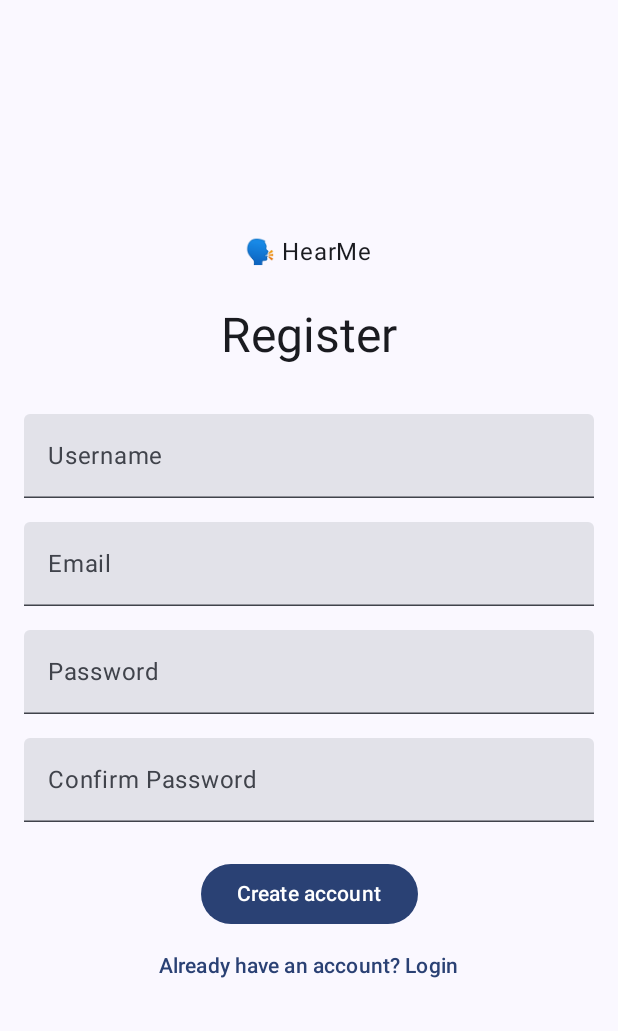
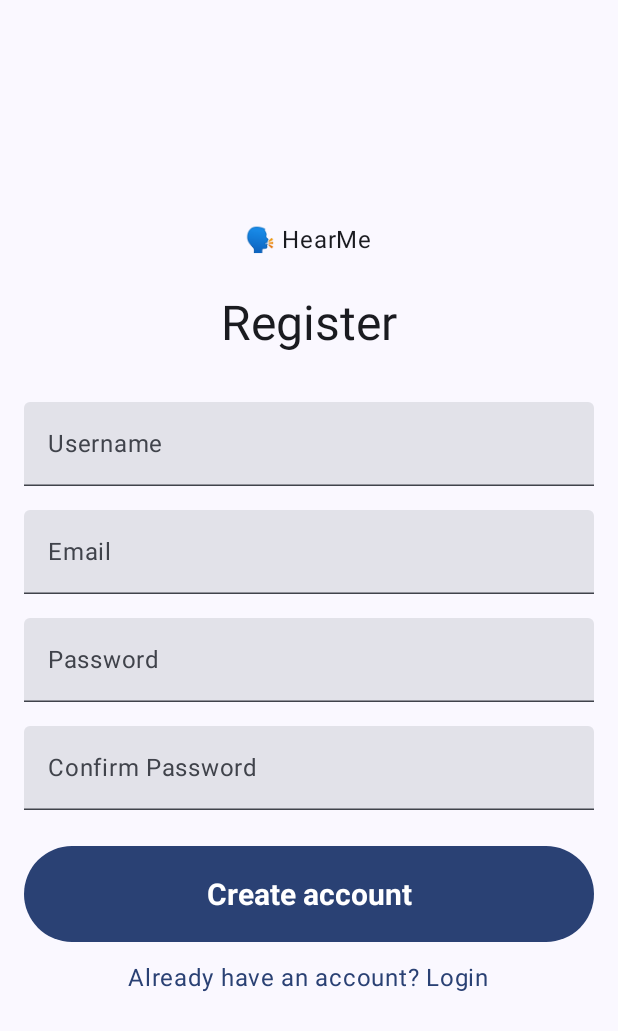
Before and after one commit to darsay8/HearMeApp, an Android app built with Jetpack Compose: the screen it shows after launch (MainActivity), after a tap on "Don't have an account? Register", on a phone screen of 412 x 824 dp. Shown: the top 1031 px of the screen. Run offline under Robolectric (Android 15) with nearby library versions, the phone set to English and light mode, and no system bars; our stand-ins replace Firebase (no records; nobody signed in at launch, a user with empty details on screens opened directly), livedata-compose; libraries missing offline, so code that uses them is left out: org.mindrot.jbcrypt.

Commit message:
fix login/register screen buttons

```diff
--- a/app/src/main/java/dev/rm/hearmeapp/ui/screens/LoginScreen.kt
+++ b/app/src/main/java/dev/rm/hearmeapp/ui/screens/LoginScreen.kt
@@ -11,9 +11,12 @@ import androidx.compose.ui.Alignment
 import androidx.compose.ui.Modifier
 import androidx.compose.ui.platform.LocalContext
 import androidx.compose.ui.platform.LocalSoftwareKeyboardController
+import androidx.compose.ui.text.TextStyle
+import androidx.compose.ui.text.font.FontWeight
 import androidx.compose.ui.text.input.ImeAction
 import androidx.compose.ui.text.input.PasswordVisualTransformation
 import androidx.compose.ui.unit.dp
+import androidx.compose.ui.unit.sp
 import androidx.navigation.NavController
 
 import dev.rm.hearmeapp.vm.AuthState
@@ -21,8 +24,7 @@ import dev.rm.hearmeapp.vm.AuthViewModel
 
 @Composable
 fun LoginScreen(
-    navController: NavController,
-    authViewModel: AuthViewModel
+    navController: NavController, authViewModel: AuthViewModel
 ) {
     var email by remember { mutableStateOf("") }
     var password by remember { mutableStateOf("") }
@@ -35,8 +37,7 @@ fun LoginScreen(
         when (authState.value) {
             is AuthState.Authenticated -> navController.navigate("home")
             is AuthState.Error -> Toast.makeText(
-                context,
-                (authState.value as AuthState.Error).message, Toast.LENGTH_SHORT
+                context, (authState.value as AuthState.Error).message, Toast.LENGTH_SHORT
             ).show()
 
             else -> Unit
@@ -93,23 +94,33 @@ fun LoginScreen(
             onClick = {
                 authViewModel.login(email, password)
             },
+            modifier = Modifier
+                .fillMaxWidth()
+                .height(64.dp),
             enabled = authState.value != AuthState.Loading
         ) {
-            Text(text = "Login")
+            Text(
+                text = "Login", style = TextStyle(
+                    fontSize = 20.sp,
+                    fontWeight = FontWeight.Bold
+                )
+            )
         }
 
         TextButton(
-            onClick = { navController.navigate("register") },
-            modifier = Modifier.fillMaxWidth()
+            onClick = { navController.navigate("register") }, modifier = Modifier.fillMaxWidth()
         ) {
-            Text("Don't have an account? Register")
+            Text("Don't have an account? Register", style = MaterialTheme.typography.bodyLarge)
         }
 
         TextButton(
             onClick = { navController.navigate("password_recovery") },
             modifier = Modifier.fillMaxWidth()
         ) {
-            Text("Forgot your password? Click here to reset it.")
+            Text(
+                "Forgot your password? Click here to reset it.",
+                style = MaterialTheme.typography.bodyLarge
+            )
         }
 
         Spacer(modifier = Modifier.height(24.dp))
--- a/app/src/main/java/dev/rm/hearmeapp/ui/screens/RegisterScreen.kt
+++ b/app/src/main/java/dev/rm/hearmeapp/ui/screens/RegisterScreen.kt
@@ -14,6 +14,9 @@ import androidx.compose.ui.text.input.ImeAction
 import androidx.compose.ui.text.input.PasswordVisualTransformation
 import androidx.compose.ui.unit.dp
 import androidx.compose.runtime.livedata.observeAsState
+import androidx.compose.ui.text.TextStyle
+import androidx.compose.ui.text.font.FontWeight
+import androidx.compose.ui.unit.sp
 import androidx.navigation.NavController
 
 import dev.rm.hearmeapp.vm.AuthViewModel
@@ -109,16 +112,24 @@ fun RegisterScreen(
         Button(
             onClick = {
                 authViewModel.register(username, email, password)
-            }, enabled = authState.value != AuthState.Loading
+            }, modifier = Modifier
+                .fillMaxWidth()
+                .height(64.dp),
+            enabled = authState.value != AuthState.Loading
         ) {
-            Text(text = "Create account")
+            Text(
+                text = "Create account", style = TextStyle(
+                    fontSize = 20.sp,
+                    fontWeight = FontWeight.Bold
+                )
+            )
         }
 
         TextButton(
             onClick = { navController.navigate("login") },
             modifier = Modifier.fillMaxWidth()
         ) {
-            Text("Already have an account? Login")
+            Text("Already have an account? Login", style = MaterialTheme.typography.bodyLarge)
         }
     }
 
```
